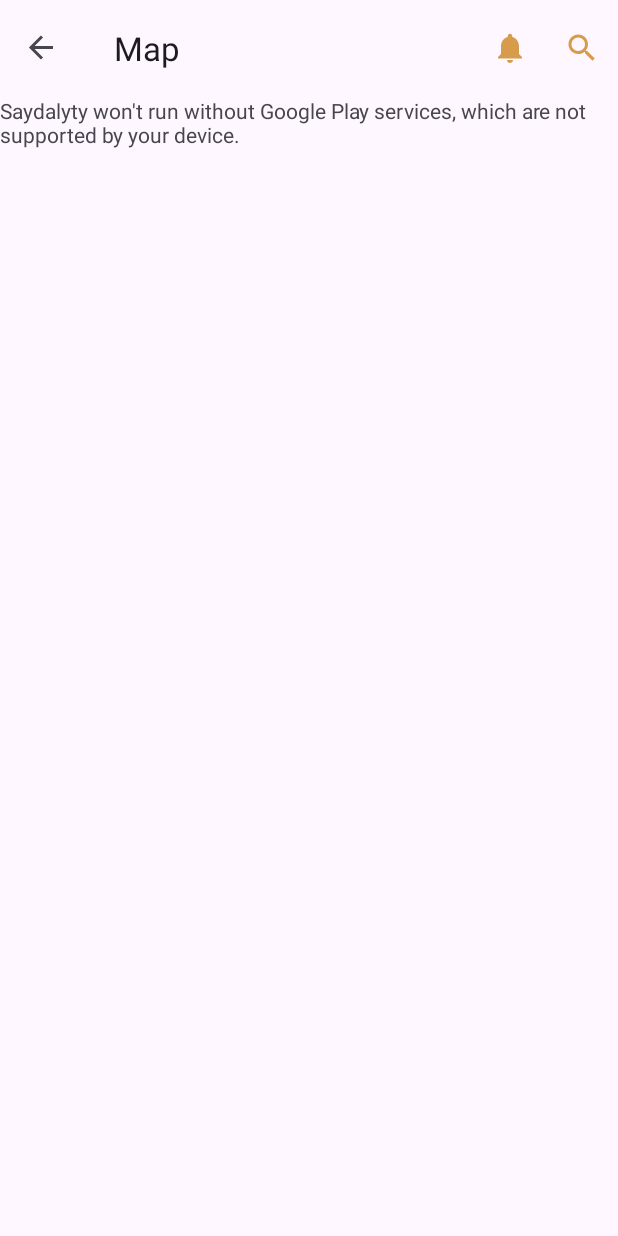
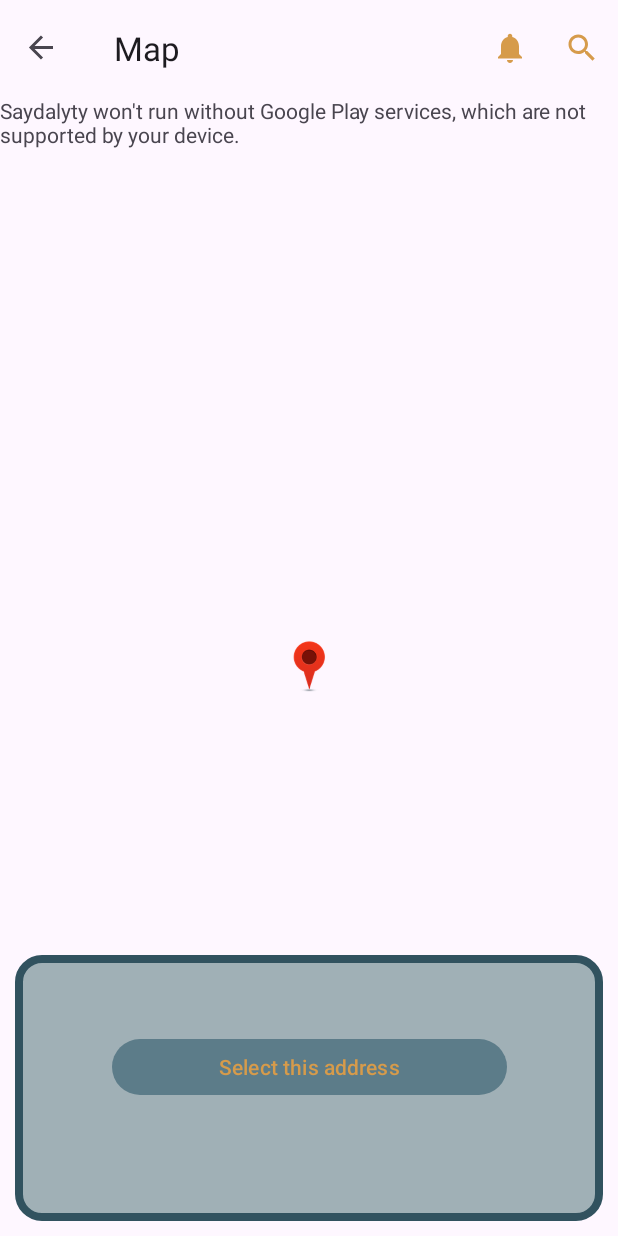
Before and after one commit to khaledhesham2023/Pharmacy, an Android app: the MapsFragment screen opened through its navigation route, on a phone screen of 412 x 824 dp. Run offline under Robolectric (Android 15) with nearby library versions, the phone set to English and light mode, and no system bars; our stand-ins replace Dagger/Hilt's generated code, RxJava, data binding, navigation-ui; libraries missing offline, so code that uses them is left out: com.denzcoskun.imageslider; network calls fail; 1 statement that could not run was skipped.

Commit message:
maps update

```diff
--- a/app/build.gradle
+++ b/app/build.gradle
@@ -71,6 +71,10 @@ dependencies {
     implementation "com.github.bumptech.glide:glide:4.15.1"
     // Google Maps
     implementation 'com.google.android.gms:play-services-maps:18.1.0'
+    // Places
+    implementation 'com.google.android.libraries.places:places:3.2.0'
+    implementation "com.google.android.gms:play-services-location:21.0.1"
+
 }
 kapt {
     correctErrorTypes = true
--- a/app/src/main/java/com/khaledamin/pharmacy_android/ui/authentication/login/LoginActivity.kt
+++ b/app/src/main/java/com/khaledamin/pharmacy_android/ui/authentication/login/LoginActivity.kt
@@ -116,7 +116,6 @@ class LoginActivity : BaseActivityWithViewModel<ActivityLoginBinding, LoginViewM
         }
         viewBinding.forgetYourPassword.setOnClickListener {
             startActivity(Intent(this@LoginActivity, ResetActivity::class.java))
-            finish()
         }
     }
 
--- a/app/src/main/java/com/khaledamin/pharmacy_android/ui/base/BaseFragment.kt
+++ b/app/src/main/java/com/khaledamin/pharmacy_android/ui/base/BaseFragment.kt
@@ -21,7 +21,7 @@ abstract class BaseFragment<VB: ViewDataBinding> : Fragment() {
         container: ViewGroup?,
         savedInstanceState: Bundle?
     ): View? {
-        viewBinding = DataBindingUtil.inflate(LayoutInflater.from(requireContext()),layout,container,false)
+        viewBinding = DataBindingUtil.inflate(inflater,layout,container,false)
         loadingDialog = LoadingDialog(requireContext())
         return viewBinding.root
     }
--- /dev/null
+++ b/app/src/main/java/com/khaledamin/pharmacy_android/ui/map/MapsViewModel.kt
@@ -0,0 +1,11 @@
+package com.khaledamin.pharmacy_android.ui.map
+
+import com.khaledamin.pharmacy_android.datastore.local.repo.Repo
+import com.khaledamin.pharmacy_android.ui.base.BaseViewModel
+import com.khaledamin.pharmacy_android.utils.ApiRequestManager
+import dagger.hilt.android.lifecycle.HiltViewModel
+import javax.inject.Inject
+
+@HiltViewModel
+class MapsViewModel @Inject constructor(repo: Repo,apiRequestManager: ApiRequestManager) : BaseViewModel<Repo>(repo,apiRequestManager) {
+}
--- a/app/src/main/java/com/khaledamin/pharmacy_android/utils/Constants.kt
+++ b/app/src/main/java/com/khaledamin/pharmacy_android/utils/Constants.kt
@@ -13,7 +13,7 @@ object Constants {
     const val CURRENT_LANGUAGE = "CURRENT_LANGUAGE"
     const val ONE_MINUTE = 60L
     const val ONE_SECOND = 1L
-    const val REQUEST_LOCATION_PERMISSION = 1
+    const val REQUEST_FINE_LOCATION_PERMISSION = 1
     const val REQUEST_FOREGROUND_AND_BACKGROUND_LOCATION_PERMISSIONS = 2
     const val REQUEST_FOREGROUND_LOCATION_PERMISSION = 3
     const val WORLD_VIEW = 1f
@@ -21,4 +21,5 @@ object Constants {
     const val CITY_VIEW = 10f
     const val STREET_VIEW = 15f
     const val BUILDING_VIEW = 20f
+    const val API_KEY = "AIzaSyCpNOWJonTlSnkyoe78OkBlzxKCGrS7DSU"
 }
--- /dev/null
+++ b/app/src/main/res/drawable/location_background_shape.xml
@@ -0,0 +1,6 @@
+<?xml version="1.0" encoding="utf-8"?>
+<shape xmlns:android="http://schemas.android.com/apk/res/android">
+<solid android:color="#A0B0B6"/>
+    <stroke android:color="@color/colorPrimaryDark" android:width="5dp"/>
+    <corners android:radius="15dp"/>
+</shape>
--- a/app/src/main/res/layout/fragment_maps.xml
+++ b/app/src/main/res/layout/fragment_maps.xml
@@ -1,8 +1,75 @@
 <?xml version="1.0" encoding="utf-8"?>
-<fragment xmlns:android="http://schemas.android.com/apk/res/android"
-    xmlns:tools="http://schemas.android.com/tools"
-    android:id="@+id/map"
-    android:name="com.google.android.gms.maps.SupportMapFragment"
-    android:layout_width="match_parent"
-    android:layout_height="match_parent"
-    tools:context=".ui.map.MapsFragment" />
+<layout xmlns:android="http://schemas.android.com/apk/res/android"
+    xmlns:app="http://schemas.android.com/apk/res-auto"
+    xmlns:tools="http://schemas.android.com/tools">
+
+    <data>
+
+    </data>
+
+    <androidx.constraintlayout.widget.ConstraintLayout
+        android:layout_width="match_parent"
+        android:layout_height="match_parent">
+
+        <fragment
+            android:id="@+id/map"
+            android:name="com.google.android.gms.maps.SupportMapFragment"
+            android:layout_width="match_parent"
+            android:layout_height="0dp"
+            app:layout_constraintBottom_toBottomOf="parent"
+            app:layout_constraintEnd_toEndOf="parent"
+            app:layout_constraintStart_toStartOf="parent"
+            app:layout_constraintTop_toTopOf="parent"
+            tools:context=".ui.map.MapsFragment" />
+
+        <ImageView
+            android:id="@+id/marker"
+            android:layout_width="30dp"
+            android:layout_height="40dp"
+            android:src="@drawable/marker"
+            app:layout_constraintBottom_toBottomOf="@+id/map"
+            app:layout_constraintEnd_toEndOf="@id/map"
+            app:layout_constraintStart_toStartOf="@+id/map"
+            app:layout_constraintTop_toTopOf="@+id/map" />
+
+        <androidx.constraintlayout.widget.ConstraintLayout
+            android:id="@+id/addressLayout"
+            android:layout_width="0dp"
+            android:layout_height="wrap_content"
+            android:background="@drawable/location_background_shape"
+            android:paddingTop="20dp"
+            android:layout_margin="10dp"
+            android:paddingBottom="70dp"
+            app:layout_constraintBottom_toBottomOf="parent"
+            app:layout_constraintEnd_toEndOf="parent"
+            app:layout_constraintStart_toStartOf="parent">
+
+            <TextView
+                android:id="@+id/title"
+                android:layout_width="wrap_content"
+                android:layout_height="wrap_content"
+                android:gravity="center"
+                android:textColor="@color/colorPrimaryDark"
+                android:textSize="16sp"
+                app:layout_constraintEnd_toEndOf="parent"
+                app:layout_constraintStart_toStartOf="parent"
+                app:layout_constraintTop_toTopOf="parent" />
+
+            <Button
+                android:id="@+id/select"
+                android:layout_width="263dp"
+                android:layout_height="45dp"
+                android:layout_margin="10dp"
+                android:text="@string/select_this_address"
+                app:layout_constraintBottom_toBottomOf="parent"
+                app:layout_constraintEnd_toEndOf="parent"
+                app:layout_constraintHorizontal_bias="0.503"
+                app:layout_constraintStart_toStartOf="parent"
+                app:layout_constraintTop_toBottomOf="@+id/title"
+                app:layout_constraintVertical_bias="0.422" />
+
+        </androidx.constraintlayout.widget.ConstraintLayout>
+
+
+    </androidx.constraintlayout.widget.ConstraintLayout>
+</layout>
--- a/app/src/main/res/values/strings.xml
+++ b/app/src/main/res/values/strings.xml
@@ -92,4 +92,5 @@
     <string name="dropped_pin">Dropped Pin</string>
     <string name="poi">Point of Interest</string>
     <string name="permission_denied_explanation">App must access your location to proceed</string>
+    <string name="select_this_address">Select this address</string>
 </resources>
```
Also changed, not shown: app/src/main/java/com/khaledamin/pharmacy_android/ui/map/MapsFragment.kt (+123 -70 lines), app/src/main/res/drawable/marker.png (added), 1 other file.
